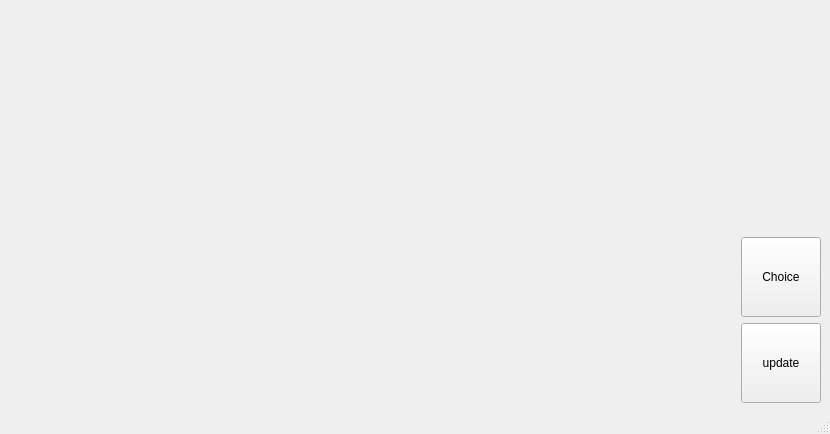
This is form.ui in SashaProgrammist/WordFlow as Qt 5 draws it before an edit. The edited form follows.
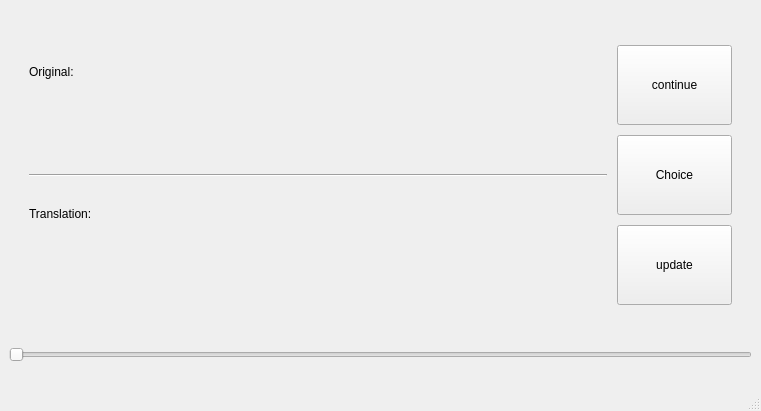
This is the edited form. Icons and pictures are not drawn.

Commit message: simpl displey result

```diff
--- a/form.ui
+++ b/form.ui
@@ -6,48 +6,157 @@
    <rect>
     <x>0</x>
     <y>0</y>
-    <width>830</width>
-    <height>434</height>
+    <width>761</width>
+    <height>411</height>
    </rect>
   </property>
   <property name="windowTitle">
    <string>MainWindow</string>
   </property>
   <widget class="QWidget" name="centralwidget">
-   <layout class="QGridLayout" name="gridLayout">
-    <item row="0" column="1">
-     <spacer name="verticalSpacer">
-      <property name="orientation">
-       <enum>Qt::Orientation::Vertical</enum>
+   <layout class="QVBoxLayout" name="verticalLayout_3">
+    <item>
+     <layout class="QHBoxLayout" name="horizontalLayout" stretch="5,1">
+      <property name="spacing">
+       <number>10</number>
       </property>
-      <property name="sizeHint" stdset="0">
+      <property name="leftMargin">
+       <number>20</number>
+      </property>
+      <property name="topMargin">
+       <number>20</number>
+      </property>
+      <property name="rightMargin">
+       <number>20</number>
+      </property>
+      <property name="bottomMargin">
+       <number>20</number>
+      </property>
+      <item>
+       <layout class="QVBoxLayout" name="verticalLayout_2">
+        <item>
+         <widget class="QLabel" name="labelOriginal">
+          <property name="sizePolicy">
+           <sizepolicy hsizetype="Minimum" vsizetype="Preferred">
+            <horstretch>0</horstretch>
+            <verstretch>0</verstretch>
+           </sizepolicy>
+          </property>
+          <property name="minimumSize">
        <size>
-        <width>20</width>
-        <height>40</height>
-       </size>
-      </property>
-     </spacer>
-    </item>
-    <item row="0" column="0" rowspan="3">
-     <spacer name="horizontalSpacer">
+            <width>200</width>
+            <height>0</height>
+           </size>
+          </property>
+          <property name="text">
+           <string>Original:</string>
+          </property>
+         </widget>
+        </item>
+        <item>
+         <widget class="QLabel" name="labelOriginalText">
+          <property name="text">
+           <string/>
+          </property>
+          <property name="alignment">
+           <set>Qt::AlignmentFlag::AlignLeading|Qt::AlignmentFlag::AlignLeft|Qt::AlignmentFlag::AlignTop</set>
+          </property>
+          <property name="wordWrap">
+           <bool>true</bool>
+          </property>
+         </widget>
+        </item>
+        <item>
+         <widget class="Line" name="line">
       <property name="orientation">
        <enum>Qt::Orientation::Horizontal</enum>
       </property>
-      <property name="sizeHint" stdset="0">
+         </widget>
+        </item>
+        <item>
+         <widget class="QLabel" name="labelTranslation">
+          <property name="text">
+           <string>Translation:</string>
+          </property>
+         </widget>
+        </item>
+        <item>
+         <widget class="QLabel" name="labelTranslationText">
+          <property name="text">
+           <string/>
+          </property>
+          <property name="alignment">
+           <set>Qt::AlignmentFlag::AlignLeading|Qt::AlignmentFlag::AlignLeft|Qt::AlignmentFlag::AlignTop</set>
+          </property>
+          <property name="wordWrap">
+           <bool>true</bool>
+          </property>
+         </widget>
+        </item>
+       </layout>
+      </item>
+      <item>
+       <layout class="QVBoxLayout" name="verticalLayout">
+        <property name="sizeConstraint">
+         <enum>QLayout::SizeConstraint::SetDefaultConstraint</enum>
+        </property>
+        <item>
+         <widget class="QPushButton" name="buttonContinue">
+          <property name="sizePolicy">
+           <sizepolicy hsizetype="Minimum" vsizetype="Fixed">
+            <horstretch>0</horstretch>
+            <verstretch>0</verstretch>
+           </sizepolicy>
+          </property>
+          <property name="minimumSize">
        <size>
-        <width>40</width>
-        <height>20</height>
-       </size>
-      </property>
-     </spacer>
-    </item>
-    <item row="2" column="1">
+            <width>80</width>
+            <height>80</height>
+           </size>
+          </property>
+          <property name="text">
+           <string>continue</string>
+          </property>
+          <property name="icon">
+           <iconset theme="QIcon::ThemeIcon::DocumentSend"/>
+          </property>
+          <property name="shortcut">
+           <string>Space</string>
+          </property>
+         </widget>
+        </item>
+        <item>
+         <widget class="QPushButton" name="buttonChoiceLeng">
+          <property name="sizePolicy">
+           <sizepolicy hsizetype="Minimum" vsizetype="Fixed">
+            <horstretch>0</horstretch>
+            <verstretch>0</verstretch>
+           </sizepolicy>
+          </property>
+          <property name="minimumSize">
+           <size>
+            <width>80</width>
+            <height>80</height>
+           </size>
+          </property>
+          <property name="text">
+           <string>Choice</string>
+          </property>
+          <property name="icon">
+           <iconset theme="QIcon::ThemeIcon::HelpFaq"/>
+          </property>
+          <property name="shortcut">
+           <string>Ctrl+L</string>
+          </property>
+         </widget>
+        </item>
+        <item>
      <widget class="QPushButton" name="buttonApdateDB">
       <property name="enabled">
        <bool>true</bool>
       </property>
       <property name="sizePolicy">
-       <sizepolicy hsizetype="Fixed" vsizetype="Fixed">
+           <sizepolicy hsizetype="Minimum" vsizetype="Fixed">
         <horstretch>0</horstretch>
         <verstretch>0</verstretch>
        </sizepolicy>
@@ -72,34 +181,27 @@
       </property>
      </widget>
     </item>
-    <item row="1" column="1">
-     <widget class="QPushButton" name="buttonChoiceLeng">
-      <property name="sizePolicy">
-       <sizepolicy hsizetype="Fixed" vsizetype="Fixed">
-        <horstretch>0</horstretch>
-        <verstretch>0</verstretch>
-       </sizepolicy>
+       </layout>
+      </item>
+     </layout>
+    </item>
+    <item>
+     <widget class="QSlider" name="horizontalSlider">
+      <property name="maximum">
+       <number>100</number>
       </property>
-      <property name="minimumSize">
-       <size>
-        <width>80</width>
-        <height>80</height>
-       </size>
+      <property name="orientation">
+       <enum>Qt::Orientation::Horizontal</enum>
       </property>
-      <property name="text">
-       <string>Choice</string>
-      </property>
-      <property name="icon">
-       <iconset theme="QIcon::ThemeIcon::HelpFaq"/>
-      </property>
-      <property name="shortcut">
-       <string>Ctrl+L</string>
-      </property>
      </widget>
     </item>
    </layout>
   </widget>
-  <widget class="QStatusBar" name="statusbar"/>
+  <widget class="QStatusBar" name="statusbar">
+   <property name="sizeGripEnabled">
+    <bool>true</bool>
+   </property>
+  </widget>
  </widget>
  <resources/>
  <connections/>
```
Lines whose indentation alone changed are shown as unchanged. The commit also changes 2 other files.
